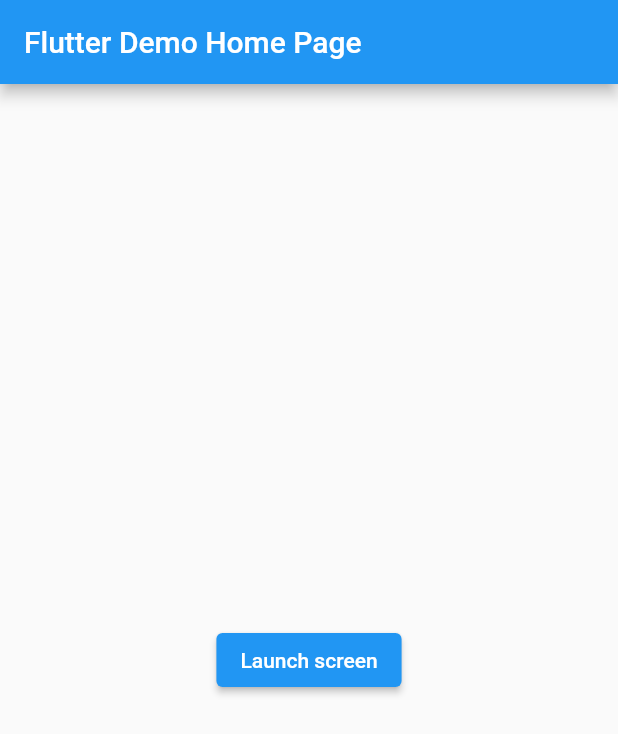
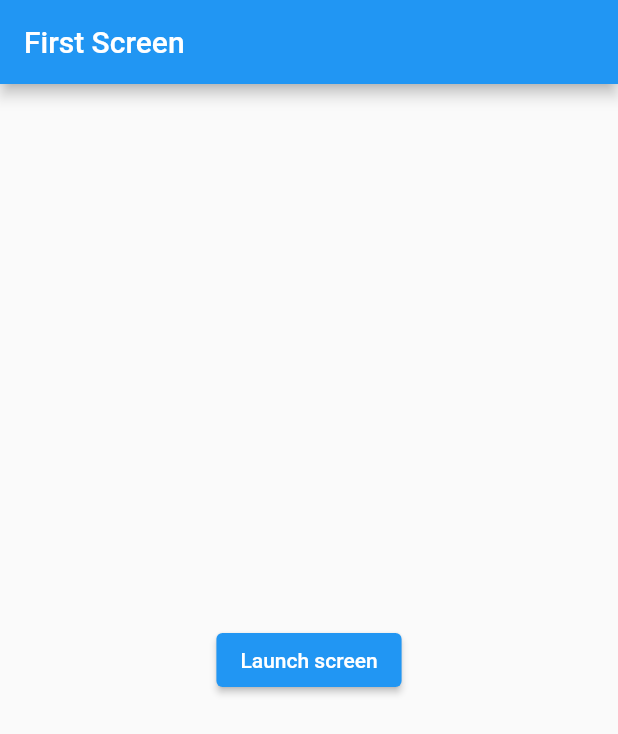
Before and after one commit to roberttijani/flutter_navigation, a Flutter app: the screen it shows after launch, on a phone screen of 412 x 824 dp. Shown: the top 734 px of the screen. Run offline on Flutter 3.47's test engine with Material 2 defaults, Android fonts, the phone set to English and light mode, and no system bars.

Commit message:
Define the routes

```diff
--- a/navigate_name_route/lib/main.dart
+++ b/navigate_name_route/lib/main.dart
@@ -11,91 +11,28 @@
   @override
   Widget build(BuildContext context) {
     return MaterialApp(
-      title: 'Flutter Demo',
-      theme: ThemeData(
-        // This is the theme of your application.
-        //
-        // Try running your application with "flutter run". You'll see the
-        // application has a blue toolbar. Then, without quitting the app, try
-        // changing the primarySwatch below to Colors.green and then invoke
-        // "hot reload" (press "r" in the console where you ran "flutter run",
-        // or simply save your changes to "hot reload" in a Flutter IDE).
-        // Notice that the counter didn't reset back to zero; the application
-        // is not restarted.
-        primarySwatch: Colors.blue,
-      ),
-      home: const MyHomePage(title: 'Flutter Demo Home Page'),
+      title: 'Named Routes Demo',
+      initialRoute: "/",
+      routes: {
+        '/': (context) => const FirstScreen(),
+        '/second': (context) => const SecondScreen()
+      },
     );
   }
 }
 
-class MyHomePage extends StatefulWidget {
-  const MyHomePage({Key? key, required this.title}) : super(key: key);
-
-  // This widget is the home page of your application. It is stateful, meaning
-  // that it has a State object (defined below) that contains fields that affect
-  // how it looks.
-
-  // This class is the configuration for the state. It holds the values (in this
-  // case the title) provided by the parent (in this case the App widget) and
-  // used by the build method of the State. Fields in a Widget subclass are
-  // always marked "final".
-
-  final String title;
-
-  @override
-  State<MyHomePage> createState() => _MyHomePageState();
-}
-
-class _MyHomePageState extends State<MyHomePage> {
-  int _counter = 0;
-
-  void _incrementCounter() {
-    setState(() {
-      // This call to setState tells the Flutter framework that something has
-      // changed in this State, which causes it to rerun the build method below
-      // so that the display can reflect the updated values. If we changed
-      // _counter without calling setState(), then the build method would not be
-      // called again, and so nothing would appear to happen.
-      _counter++;
-    });
-  }
+class FirstScreen extends StatelessWidget {
+  const FirstScreen({Key? key}) : super(key: key);
 
   @override
   Widget build(BuildContext context) {
-    // This method is rerun every time setState is called, for instance as done
-    // by the _incrementCounter method above.
-    //
-    // The Flutter framework has been optimized to make rerunning build methods
-    // fast, so that you can just rebuild anything that needs updating rather
-    // than having to individually change instances of widgets.
     return Scaffold(
       appBar: AppBar(
-        // Here we take the value from the MyHomePage object that was created by
-        // the App.build method, and use it to set our appbar title.
-        title: Text(widget.title),
+        title: const Text('First Screen'),
       ),
       body: Center(
-        // Center is a layout widget. It takes a single child and positions it
-        // in the middle of the parent.
         child: ElevatedButton(
-          // Column is also a layout widget. It takes a list of children and
-          // arranges them vertically. By default, it sizes itself to fit its
-          // children horizontally, and tries to be as tall as its parent.
-          //
-          // Invoke "debug painting" (press "p" in the console, choose the
-          // "Toggle Debug Paint" action from the Flutter Inspector in Android
-          // Studio, or the "Toggle Debug Paint" command in Visual Studio Code)
-          // to see the wireframe for each widget.
-          //
-          // Column has various properties to control how it sizes itself and
-          // how it positions its children. Here we use mainAxisAlignment to
-          // center the children vertically; the main axis here is the vertical
-          // axis because Columns are vertical (the cross axis would be
-          // horizontal).
-          onPressed: () {
-            // Navigate to the second screen when tapped.
-          },
+          onPressed: () {},
           child: const Text('Launch screen'),
         ),
       ),
@@ -114,9 +51,7 @@
       ),
       body: Center(
         child: ElevatedButton(
-          onPressed: () {
-            // Navigate back to first screen when tapped.
-          },
+          onPressed: () {},
           child: const Text('Go back!'),
         ),
       ),
```
